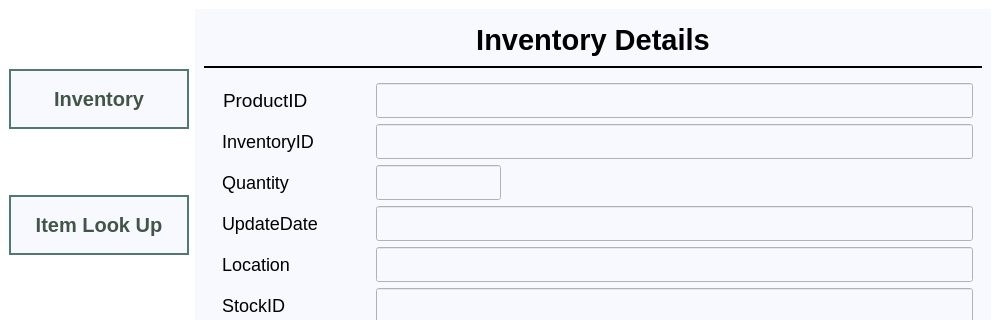
The window that Order66Inventory/mainwindow.ui (josephtrandev/COMS4103_Project) describes before a commit, drawn with Qt 5; both pictures show x 0 to 1000 and y 0 to 320 of the 1000 by 600 pixel window.
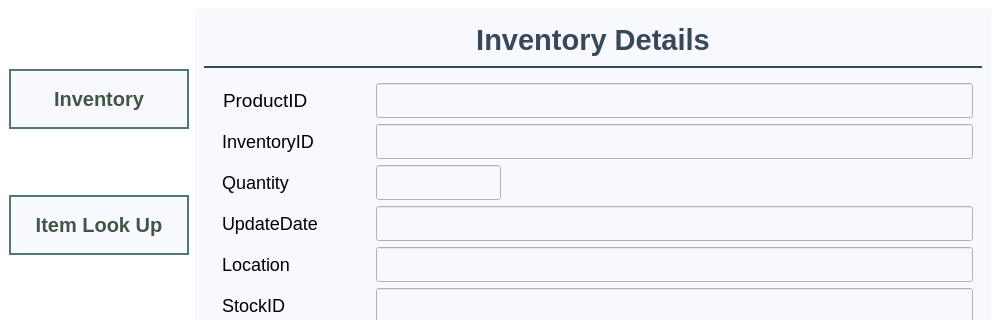
The same window after the commit. The open tabs and pages were chosen to show the change.

The edit to the form file:
```diff
--- a/Order66Inventory/mainwindow.ui
+++ b/Order66Inventory/mainwindow.ui
@@ -156,8 +156,9 @@
             <property name="styleSheet">
              <string notr="true">font-size: 22pt;
 font-weight:bold;
-border-bottom: 2px solid;
-padding-bottom: 5px;</string>
+border-bottom: 2px solid rgb(54, 73, 88);
+padding-bottom: 5px;
+color: rgb(54, 73, 88);</string>
             </property>
             <property name="text">
              <string>Inventory Details</string>
```
Left out of the diff: 2 changed lines with no effect on the pictures.
